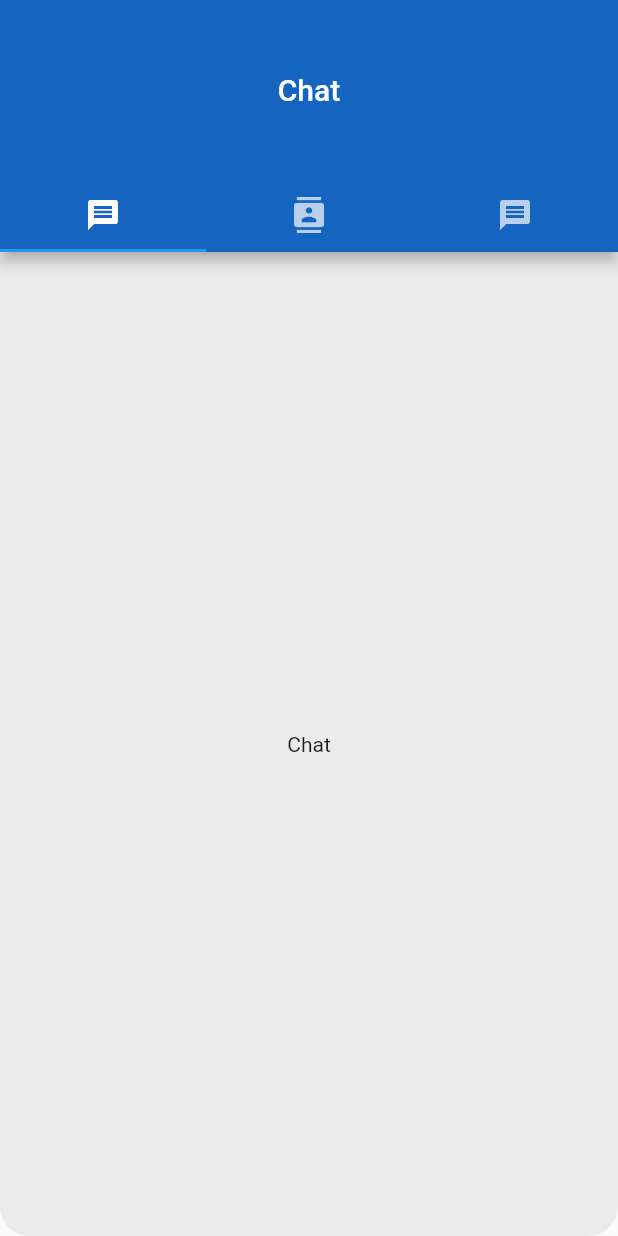
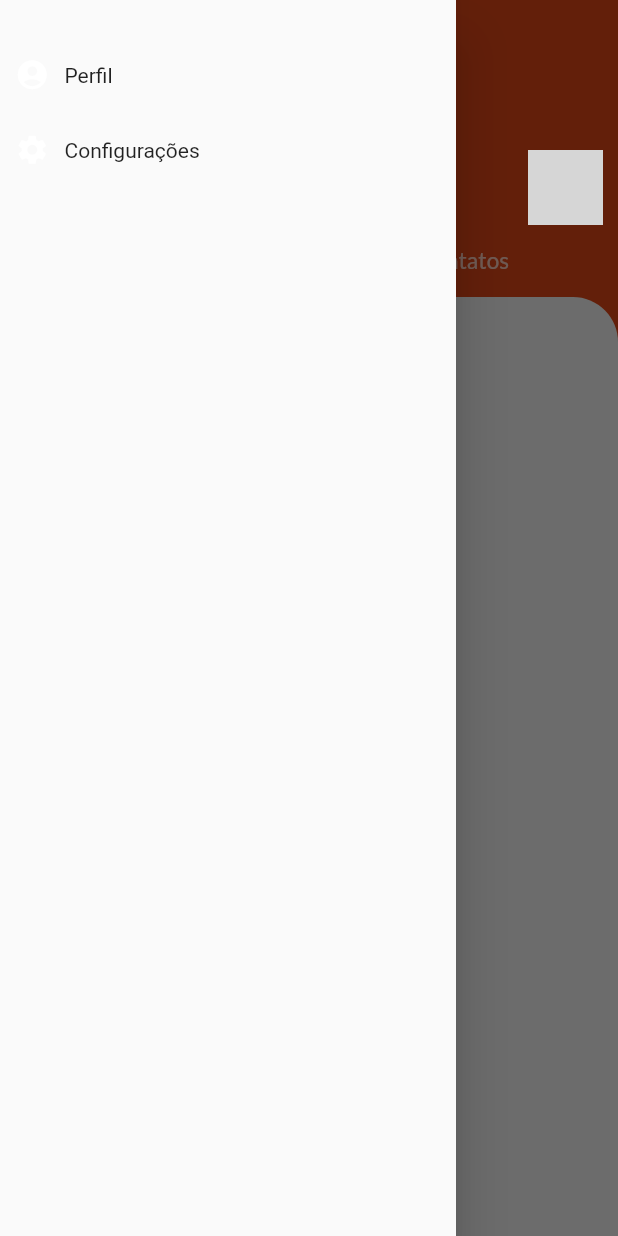
Before and after one commit to cthiagosousa/chat-flutter, a Flutter app: the screen it shows after launch, with the side drawer open (before the commit the screen has no drawer), on a phone screen of 412 x 824 dp. Run offline on Flutter 3.47's test engine with Material 2 defaults, Android fonts, the phone set to English and light mode, and no system bars; our stand-ins replace google_fonts; network calls fail; grey boxes are pictures that could not be loaded.

Commit message:
drawer menu

```diff
--- a/lib/components/app_bar_widget.dart
+++ b/lib/components/app_bar_widget.dart
@@ -1,16 +1,56 @@
 import 'package:flutter/material.dart';
 
-class AppBarWidget extends PreferredSize {
-  AppBarWidget() : super(
-    preferredSize: Size.fromHeight(100),
-    child: Container(
-      height: 100,
-      color: Colors.blue[800],
-      child: Center(
-        child: Text("Appbar"),
+class AppBarWidget extends StatelessWidget {
+  final double height;
+
+  AppBarWidget({required this.height});
+
+  @override
+  Widget build(BuildContext context) {
+    return Container(
+      height: height,
+      padding: EdgeInsets.symmetric(horizontal: 10),
+      child: Row(
+        mainAxisAlignment: MainAxisAlignment.spaceBetween,
+        crossAxisAlignment: CrossAxisAlignment.center,
+        children: [
+          Row(
+            crossAxisAlignment: CrossAxisAlignment.center,
+            children: [
+              /* IconButton(
+                icon: Icon(Icons.menu),
+                color: Theme.of(context).iconTheme.color,
+                iconSize: Theme.of(context).iconTheme.size!,
+                splashRadius: 20.0,
+                onPressed: () => Drawer(
+                  child: Center(
+                    child: Text('Drawer'),
+                  ),
+                ),
+              ), */
+              Text(
+                "Thiago Sousa",
+                style: Theme.of(context).textTheme.headline6,
+              ),
+            ],
+          ),
+          Container(
+            width: 50,
+            height: 50,
+            decoration: BoxDecoration(
+              color: Colors.grey,
+              borderRadius: BorderRadius.circular(8),
+              shape: BoxShape.rectangle,
+              image: DecorationImage(
+                image: NetworkImage(
+                    'https://avatars.githubusercontent.com/u/63005780?s=400&u=3a0137c77cea78704eaaa17ac4fb6c17850b440e&v=4',
+                    scale: 1),
+                fit: BoxFit.cover,
+              ),
+            ),
+          )
+        ],
       ),
-    )
-  );
-
-
+    );
+  }
 }
--- /dev/null
+++ b/lib/components/drawer_button_widget.dart
@@ -0,0 +1,38 @@
+import 'package:flutter/material.dart';
+
+class DrawerButtonWidget extends StatelessWidget {
+  final String text;
+  final IconData icon;
+  final void Function()? onTap;
+
+  DrawerButtonWidget({required this.text, required this.icon, this.onTap});
+
+  @override
+  Widget build(BuildContext context) {
+    return Container(
+      width: double.infinity,
+      height: 50,
+      child: InkWell(
+        splashColor: Theme.of(context).accentColor,
+        onTap: onTap,
+        child: Row(
+          mainAxisAlignment: MainAxisAlignment.start,
+          crossAxisAlignment: CrossAxisAlignment.center,
+          children: [
+            Icon(
+              icon,
+              color: Theme.of(context).accentIconTheme.color,
+              size: Theme.of(context).accentIconTheme.size,
+            ),
+            SizedBox(width: 10),
+            Text(text),
+            Divider(
+              height: 10,
+              color: Theme.of(context).primaryColor,
+            )
+          ],
+        ),
+      ),
+    );
+  }
+}
--- /dev/null
+++ b/lib/components/drawer_widget.dart
@@ -0,0 +1,29 @@
+import 'package:chat/components/drawer_button_widget.dart';
+import 'package:flutter/material.dart';
+
+class DrawerWidget extends StatelessWidget {
+  @override
+  Widget build(BuildContext context) {
+    return Drawer(
+      child: Container(
+        width: double.infinity,
+        height: double.infinity,
+        padding: EdgeInsets.symmetric(vertical: 25, horizontal: 10),
+        child: Column(
+          children: [
+            DrawerButtonWidget(
+              text: "Perfil",
+              icon: Icons.account_circle_sharp,
+              onTap: () {},
+            ),
+            DrawerButtonWidget(
+              text: "Configurações",
+              icon: Icons.settings,
+              onTap: () {},
+            ),
+          ],
+        ),
+      ),
+    );
+  }
+}
--- /dev/null
+++ b/lib/components/tab_bar_widget.dart
@@ -0,0 +1,25 @@
+import 'package:flutter/material.dart';
+
+class TabBarWidget extends StatelessWidget {
+  final TabController tabController;
+
+  TabBarWidget({required this.tabController});
+
+  @override
+  Widget build(BuildContext context) {
+    return TabBar(
+      labelStyle: Theme.of(context).textTheme.bodyText1,
+      controller: tabController,
+      indicatorColor: Colors.transparent,
+      overlayColor: MaterialStateProperty.all(Theme.of(context).accentColor),
+      tabs: [
+        Tab(
+          text: "Conversas",
+        ),
+        Tab(
+          text: "Contatos",
+        ),
+      ],
+    );
+  }
+}
--- a/lib/main.dart
+++ b/lib/main.dart
@@ -6,22 +6,37 @@ import 'package:chat/screens/home_screen.dart';
 void main() => runApp(App());
 
 class App extends StatelessWidget {
-
   @override
   Widget build(BuildContext context) {
     return MaterialApp(
       title: "Chat",
+      debugShowCheckedModeBanner: false,
       theme: ThemeData(
-        backgroundColor: Color(0XFFEBEBEB),
-
-        textTheme: TextTheme(
-          headline1: GoogleFonts.lato(
-            fontSize: 38,
-            color: Colors.white
-          )
-        )
-      ),
-
+          backgroundColor: Color(0XFFEBEBEB),
+          primaryColor: Colors.deepOrange[800],
+          accentColor: Colors.deepOrangeAccent,
+          textTheme: TextTheme(
+            headline1: GoogleFonts.lobster(
+              fontSize: 22,
+              color: Colors.white,
+            ),
+            headline6: GoogleFonts.lato(
+              fontSize: 18,
+              color: Colors.white,
+            ),
+            bodyText1: GoogleFonts.lato(
+              fontSize: 15,
+              color: Colors.white,
+            ),
+          ),
+          iconTheme: IconThemeData(
+            size: 23.0,
+            color: Colors.white,
+          ),
+          accentIconTheme: IconThemeData(
+            size: 23.0,
+            color: Colors.deepOrange[800],
+          )),
       home: HomeScreen(),
     );
   }
--- /dev/null
+++ b/lib/screens/chat_screen.dart
@@ -0,0 +1,21 @@
+import 'package:flutter/material.dart';
+
+class ChatScreen extends StatelessWidget {
+  @override
+  Widget build(BuildContext context) {
+    return Container(
+      width: double.infinity,
+      height: double.infinity,
+      decoration: BoxDecoration(
+        color: Theme.of(context).backgroundColor,
+        borderRadius: BorderRadius.only(
+          topLeft: Radius.circular(30),
+          topRight: Radius.circular(30),
+        ),
+      ),
+      child: Center(
+        child: Text("Chat"),
+      ),
+    );
+  }
+}
--- /dev/null
+++ b/lib/screens/contacts_screen.dart
@@ -0,0 +1,21 @@
+import 'package:flutter/material.dart';
+
+class ContactsScreen extends StatelessWidget {
+  @override
+  Widget build(BuildContext context) {
+    return Container(
+      width: double.infinity,
+      height: double.infinity,
+      decoration: BoxDecoration(
+        color: Theme.of(context).backgroundColor,
+        borderRadius: BorderRadius.only(
+          topLeft: Radius.circular(30),
+          topRight: Radius.circular(30),
+        ),
+      ),
+      child: Center(
+        child: Text("Contacts"),
+      ),
+    );
+  }
+}
--- a/lib/screens/home_screen.dart
+++ b/lib/screens/home_screen.dart
@@ -1,85 +1,48 @@
 import 'package:flutter/material.dart';
+import 'package:chat/screens/chat_screen.dart';
+import 'package:chat/screens/contacts_screen.dart';
+import 'package:chat/components/app_bar_widget.dart';
+import 'package:chat/components/tab_bar_widget.dart';
+import 'package:chat/components/drawer_widget.dart';
 
 class HomeScreen extends StatefulWidget {
-
   @override
   _HomeScreenState createState() => _HomeScreenState();
 }
 
-class _HomeScreenState extends State<HomeScreen> with TickerProviderStateMixin{
+class _HomeScreenState extends State<HomeScreen> with TickerProviderStateMixin {
   @override
   Widget build(BuildContext context) {
-    final _tabController = TabController(length: 3, vsync: this);
+    final _tabController = TabController(length: 2, vsync: this);
 
     return DefaultTabController(
       length: 3,
       child: Scaffold(
+        backgroundColor: Theme.of(context).primaryColor,
         appBar: AppBar(
-          title: Text("Chat"),
+          title: Text(
+            "WhatsChat",
+            style: Theme.of(context).textTheme.headline1,
+          ),
           centerTitle: true,
-          toolbarHeight: 120,
-          flexibleSpace: Container(
-            color: Colors.blue[800],
-          ),
-
-          bottom: TabBar(
-            controller: _tabController,
-            tabs: [
-              Tab(
-                icon: Icon(Icons.message),
-              ),
-              Tab(
-                icon: Icon(Icons.contacts),
-              ),
-              Tab(
-                icon: Icon(Icons.message),
-              ),
-            ],
+          toolbarHeight: 100,
+          elevation: 0,
+          bottom: PreferredSize(
+            preferredSize: Size.fromHeight(50),
+            child: AppBarWidget(height: 50),
           ),
         ),
-        body: TabBarView(
-          controller: _tabController,
+        drawer: DrawerWidget(),
+        body: Column(
           children: [
-            Container(
-            width: double.infinity,
-            height: double.infinity,
-            decoration: BoxDecoration(
-              color: Theme.of(context).backgroundColor,
-              borderRadius: BorderRadius.only(
-                bottomLeft: Radius.circular(20),
-                bottomRight: Radius.circular(20)
-              )
-            ),
-            child: Center(
-              child: Text("Chat"),
-              ),
-            ),
-            Container(
-            width: double.infinity,
-            height: double.infinity,
-            decoration: BoxDecoration(
-              color: Theme.of(context).backgroundColor,
-              borderRadius: BorderRadius.only(
-                bottomLeft: Radius.circular(20),
-                bottomRight: Radius.circular(20)
-              )
-            ),
-            child: Center(
-              child: Text("Contacts"),
-              ),
-            ),
-            Container(
-            width: double.infinity,
-            height: double.infinity,
-            decoration: BoxDecoration(
-              color: Theme.of(context).backgroundColor,
-              borderRadius: BorderRadius.only(
-                bottomLeft: Radius.circular(20),
-                bottomRight: Radius.circular(20)
-              )
-            ),
-            child: Center(
-              child: Text("Chat"),
+            TabBarWidget(tabController: _tabController),
+            Expanded(
+              child: TabBarView(
+                controller: _tabController,
+                children: [
+                  ChatScreen(),
+                  ContactsScreen(),
+                ],
               ),
             ),
           ],
```
